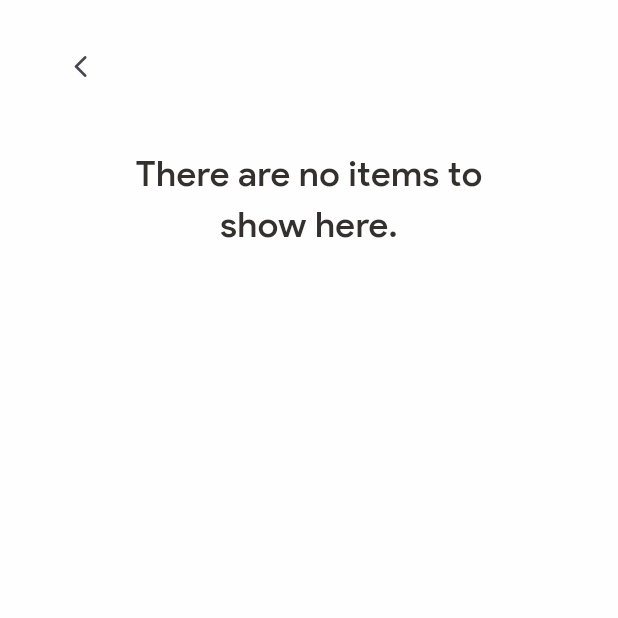
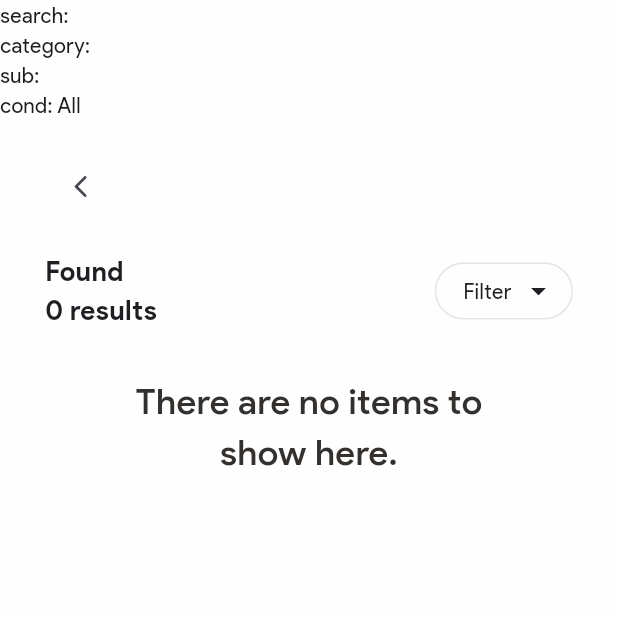
Before and after one commit to muohannedxd/ShedMedd, a Flutter app: the QuickSearchResults screen opened directly with empty values, on a phone screen of 412 x 824 dp, the top half of it. Run offline on Flutter 3.47's test engine with Material 3 defaults, Android fonts, the phone set to English and light mode, and no system bars; our stand-ins replace carousel_slider, cloud_firestore, firebase_auth, firebase_core, get, image_picker; missing offline and left inert: bcrypt, flutter_bcrypt, flutterotpfield, insta_image_viewer; accounts and stored records are empty.

```diff
--- a/lib/controller/items/itemsController.dart
+++ b/lib/controller/items/itemsController.dart
@@ -19,7 +19,7 @@ class ItemsController extends GetxController {
     categoriedItems.value = ItemsDatabase().getCategoryItems(categoryName);
   }
 
-  void filterItems(
+  void filterItems(Set set,
       {
         String name = 'All',
         String category = 'All',
--- a/lib/database/itemsDB.dart
+++ b/lib/database/itemsDB.dart
@@ -56,7 +56,7 @@ class ItemsDatabase {
     Map<String, dynamic> appliedFilters,
   ) async {
     Map<String, dynamic> filters = appliedFilters;
-    Query filteredQuery = FirebaseFirestore.instance.collection('items');
+    Query filteredQuery = items;
 
     // Combine all filter criteria into a single compound condition
     if (filters['category'] != 'All') {
--- a/lib/screens/Shop/QuickSearchResults.dart
+++ b/lib/screens/Shop/QuickSearchResults.dart
@@ -1,5 +1,6 @@
 import 'package:cloud_firestore/cloud_firestore.dart';
 import 'package:flutter/material.dart';
+import 'package:get/get.dart';
 import 'package:shedmedd/components/button.dart';
 import 'package:shedmedd/config/customCircularProg.dart';
 import 'package:shedmedd/config/searchArguments.dart';
@@ -11,6 +12,7 @@ import '../../config/bouncingScroll.dart';
 import '../../config/myBehavior.dart';
 import '../../constants/customColors.dart';
 import '../../constants/textSizes.dart';
+import '../../controller/items/itemsController.dart';
 
 class QuickSearchResults extends StatefulWidget {
   const QuickSearchResults({super.key});
@@ -111,6 +113,8 @@ class _QuickSearchResults extends State<QuickSearchResults> {
     setState(() {});
   }
 
+  final ItemsController itemsController = Get.put(ItemsController());
+
   @override
   Widget build(BuildContext context) {
     final arguments =
@@ -142,8 +146,8 @@ class _QuickSearchResults extends State<QuickSearchResults> {
     }
 
     return ScrollConfiguration(
-      behavior: BehaviorOfScroll(),
-      child: Scaffold(
+        behavior: BehaviorOfScroll(),
+        child: Scaffold(
           endDrawer: FilterDrawer(searchBar),
           backgroundColor: CustomColors.bgColor,
           body: FutureBuilder(
@@ -157,12 +161,85 @@ class _QuickSearchResults extends State<QuickSearchResults> {
                   if (itemsList!.isEmpty) {
                     return ListView(
                       children: [
+                        Text('search: $searchKey'),
+                        Text('category: $selectedCategory'),
+                        Text('sub: $selectedSubcategory'),
+                        Text('cond: $selectedCondition'),
                         Padding(
                           padding: const EdgeInsets.only(
                               left: 30, right: 30, top: 20, bottom: 10),
                           child: ReturnButton(searchKey: searchKey),
                         ),
-                        SizedBox(height: 20,),
+                        Padding(
+                          padding: const EdgeInsets.only(
+                              left: 30, right: 30, top: 10, bottom: 10),
+                          child: Row(
+                            mainAxisAlignment: MainAxisAlignment.spaceBetween,
+                            children: [
+                              Column(
+                                crossAxisAlignment: CrossAxisAlignment.start,
+                                children: [
+                                  Text(
+                                    'Found',
+                                    style: TextStyle(
+                                        color: CustomColors.textPrimary,
+                                        fontSize: TextSizes.medium,
+                                        fontWeight: FontWeight.bold),
+                                  ),
+                                  Text(
+                                    '${itemsList.length} results',
+                                    style: TextStyle(
+                                        color: CustomColors.textPrimary,
+                                        fontSize: TextSizes.medium,
+                                        fontWeight: FontWeight.bold),
+                                  ),
+                                ],
+                              ),
+                              SizedBox(
+                                width: 20,
+                              ),
+                              Builder(builder: (context) {
+                                return GestureDetector(
+                                    onTap: () {
+                                      Scaffold.of(context).openEndDrawer();
+                                    },
+                                    child: Container(
+                                      decoration: BoxDecoration(
+                                        borderRadius: BorderRadius.circular(20),
+                                        border: Border.all(
+                                            color: CustomColors.grey),
+                                      ),
+                                      child: Padding(
+                                        padding: const EdgeInsets.only(
+                                            left: 18,
+                                            right: 10,
+                                            top: 6,
+                                            bottom: 6),
+                                        child: Row(
+                                          children: [
+                                            Text('Filter',
+                                                style: TextStyle(
+                                                    color: CustomColors
+                                                        .textPrimary,
+                                                    fontSize: TextSizes.small)),
+                                            SizedBox(
+                                              width: 6,
+                                            ),
+                                            Icon(
+                                              Icons.arrow_drop_down_outlined,
+                                              color: CustomColors.textPrimary,
+                                            )
+                                          ],
+                                        ),
+                                      ),
+                                    ));
+                              }),
+                            ],
+                          ),
+                        ),
+                        SizedBox(
+                          height: 20,
+                        ),
                         EmptyListWidget(
                             emptyError: 'There are no items to show here.'),
                       ],
@@ -170,6 +247,10 @@ class _QuickSearchResults extends State<QuickSearchResults> {
                   } else {
                     return ListView(
                       children: [
+                        Text('search: $searchKey'),
+                        Text('category: $selectedCategory'),
+                        Text('sub: $selectedSubcategory'),
+                        Text('cond: $selectedCondition'),
                         // return button
                         Padding(
                           padding: const EdgeInsets.only(
@@ -298,7 +379,7 @@ class _QuickSearchResults extends State<QuickSearchResults> {
                   );
                 }
               })),
-    );
+        );
   }
 
   SafeArea FilterDrawer(bool isSearchBar) {
```
